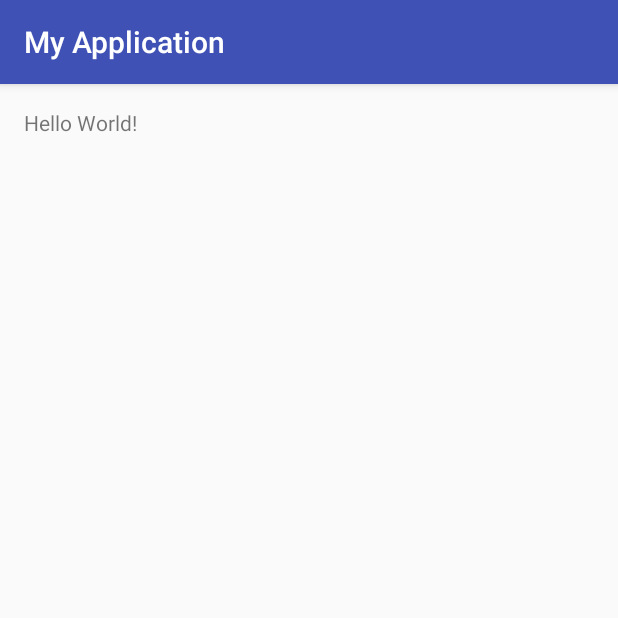
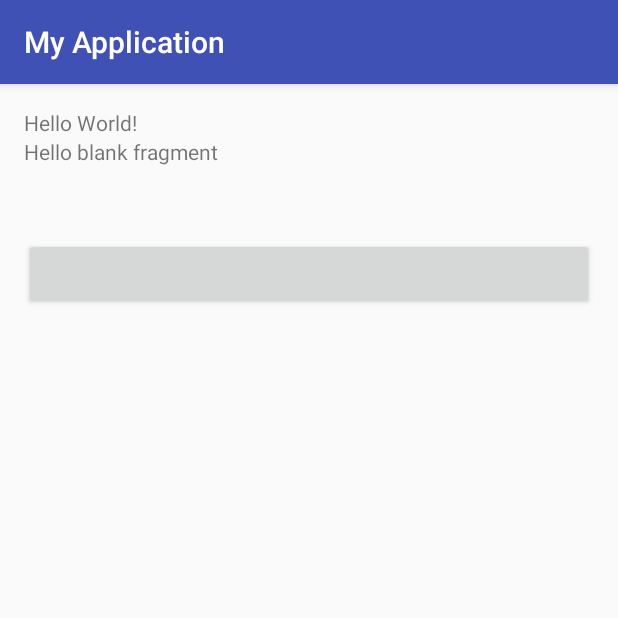
Before and after one commit to Evin1-/Simple-MVP-Android, an Android app: the screen it shows after launch (MainActivity), on a phone screen of 412 x 824 dp, the top half of it. Run offline under Robolectric (Android 15) with nearby library versions, the phone set to English and light mode, and no system bars.

Commit message:
Add magic

```diff
--- a/app/build.gradle
+++ b/app/build.gradle
@@ -25,5 +25,6 @@ dependencies {
         exclude group: 'com.android.support', module: 'support-annotations'
     })
     compile 'com.android.support:appcompat-v7:25.1.1'
+    compile 'com.android.support:support-v4:25.1.1'
     testCompile 'junit:junit:4.12'
 }
--- /dev/null
+++ b/app/src/main/java/com/example/myapplication/BasePresenter.java
@@ -0,0 +1,11 @@
+package com.example.myapplication;
+
+/**
+ * Created by evin on 2/7/17.
+ */
+
+public interface BasePresenter<V extends BaseView> {
+    void attachView(V view);
+
+    void detachView();
+}
--- /dev/null
+++ b/app/src/main/java/com/example/myapplication/BaseView.java
@@ -0,0 +1,13 @@
+package com.example.myapplication;
+
+/**
+ * Created by evin on 2/7/17.
+ */
+
+public interface BaseView {
+    void showProgress();
+
+    void hideProgress();
+
+    void showError(String error);
+}
--- /dev/null
+++ b/app/src/main/java/com/example/myapplication/ui/list/ListContract.java
@@ -0,0 +1,18 @@
+package com.example.myapplication.ui.list;
+
+import com.example.myapplication.BasePresenter;
+import com.example.myapplication.BaseView;
+
+/**
+ * Created by evin on 2/7/17.
+ */
+
+public interface ListContract {
+    interface View extends BaseView {
+        void showData(String data);
+    }
+
+    interface Presenter extends BasePresenter<View> {
+        void loadData();
+    }
+}
--- /dev/null
+++ b/app/src/main/java/com/example/myapplication/ui/list/ListFragment.java
@@ -0,0 +1,98 @@
+package com.example.myapplication.ui.list;
+
+
+import android.app.Activity;
+import android.os.Bundle;
+import android.support.annotation.Nullable;
+import android.support.v4.app.Fragment;
+import android.view.LayoutInflater;
+import android.view.View;
+import android.view.ViewGroup;
+import android.widget.Button;
+import android.widget.ProgressBar;
+import android.widget.Toast;
+
+import com.example.myapplication.MainActivity;
+import com.example.myapplication.R;
+
+/**
+ * A simple {@link Fragment} subclass.
+ */
+public class ListFragment extends Fragment implements ListContract.View {
+
+    private ListContract.Presenter presenter;
+
+    private Button button;
+    private ProgressBar progressBar;
+
+    public ListFragment() {
+        // Required empty public constructor
+    }
+
+    @Override
+    public void onCreate(@Nullable Bundle savedInstanceState) {
+        super.onCreate(savedInstanceState);
+
+        presenter = new ListPresenter();
+        presenter.attachView(this);
+    }
+
+    @Override
+    public void onDestroy() {
+        super.onDestroy();
+
+        presenter.detachView();
+    }
+
+    @Override
+    public View onCreateView(LayoutInflater inflater, ViewGroup container,
+                             Bundle savedInstanceState) {
+        // Inflate the layout for this fragment
+        return inflater.inflate(R.layout.fragment_list, container, false);
+    }
+
+    @Override
+    public void onViewCreated(View view, @Nullable Bundle savedInstanceState) {
+        super.onViewCreated(view, savedInstanceState);
+
+        button = (Button) view.findViewById(R.id.f_list_btn);
+        progressBar = (ProgressBar) view.findViewById(R.id.f_list_progress);
+
+        button.setOnClickListener(new View.OnClickListener() {
+            @Override
+            public void onClick(View view) {
+                presenter.loadData();
+            }
+        });
+    }
+
+    @Override
+    public void showData(final String data) {
+        getActivity().runOnUiThread(new Runnable() {
+            @Override
+            public void run() {
+                Toast.makeText(getContext(), data, Toast.LENGTH_SHORT).show();
+            }
+        });
+    }
+
+    @Override
+    public void showProgress() {
+        progressBar.setVisibility(View.VISIBLE);
+    }
+
+    @Override
+    public void hideProgress() {
+        getActivity().runOnUiThread(new Runnable() {
+            @Override
+            public void run() {
+                progressBar.setVisibility(View.INVISIBLE);
+            }
+        });
+    }
+
+    @Override
+    public void showError(String error) {
+        Toast.makeText(getContext(), error, Toast.LENGTH_SHORT).show();
+    }
+}
--- a/app/src/main/res/layout/activity_main.xml
+++ b/app/src/main/res/layout/activity_main.xml
@@ -1,9 +1,10 @@
 <?xml version="1.0" encoding="utf-8"?>
-<RelativeLayout xmlns:android="http://schemas.android.com/apk/res/android"
+<LinearLayout xmlns:android="http://schemas.android.com/apk/res/android"
     xmlns:tools="http://schemas.android.com/tools"
     android:id="@+id/activity_main"
     android:layout_width="match_parent"
     android:layout_height="match_parent"
+    android:orientation="vertical"
     android:paddingBottom="@dimen/activity_vertical_margin"
     android:paddingLeft="@dimen/activity_horizontal_margin"
     android:paddingRight="@dimen/activity_horizontal_margin"
@@ -14,4 +15,10 @@
         android:layout_width="wrap_content"
         android:layout_height="wrap_content"
         android:text="Hello World!" />
-</RelativeLayout>
+
+    <fragment
+        android:id="@+id/a_main_fragment"
+        class="com.example.myapplication.ui.list.ListFragment"
+        android:layout_width="match_parent"
+        android:layout_height="match_parent" />
+</LinearLayout>
--- /dev/null
+++ b/app/src/main/res/layout/fragment_list.xml
@@ -0,0 +1,25 @@
+<LinearLayout xmlns:android="http://schemas.android.com/apk/res/android"
+    xmlns:tools="http://schemas.android.com/tools"
+    android:layout_width="match_parent"
+    android:layout_height="match_parent"
+    android:orientation="vertical"
+    tools:context="com.example.myapplication.ui.list.ListFragment">
+
+    <!-- TODO: Update blank fragment layout -->
+    <TextView
+        android:layout_width="match_parent"
+        android:layout_height="wrap_content"
+        android:text="@string/hello_blank_fragment" />
+
+    <ProgressBar
+        android:id="@+id/f_list_progress"
+        android:layout_width="match_parent"
+        android:layout_height="wrap_content"
+        android:visibility="invisible" />
+
+    <Button
+        android:id="@+id/f_list_btn"
+        android:layout_width="match_parent"
+        android:layout_height="wrap_content" />
+
+</LinearLayout>
--- a/app/src/main/res/values/strings.xml
+++ b/app/src/main/res/values/strings.xml
@@ -1,3 +1,6 @@
 <resources>
     <string name="app_name">My Application</string>
+
+    <!-- TODO: Remove or change this placeholder text -->
+    <string name="hello_blank_fragment">Hello blank fragment</string>
 </resources>
```
Also changed, not shown: app/src/main/java/com/example/myapplication/ui/details/DetailsContract.java (added, +19 -0 lines), app/src/main/java/com/example/myapplication/ui/list/ListPresenter.java (added, +42 -0 lines).
